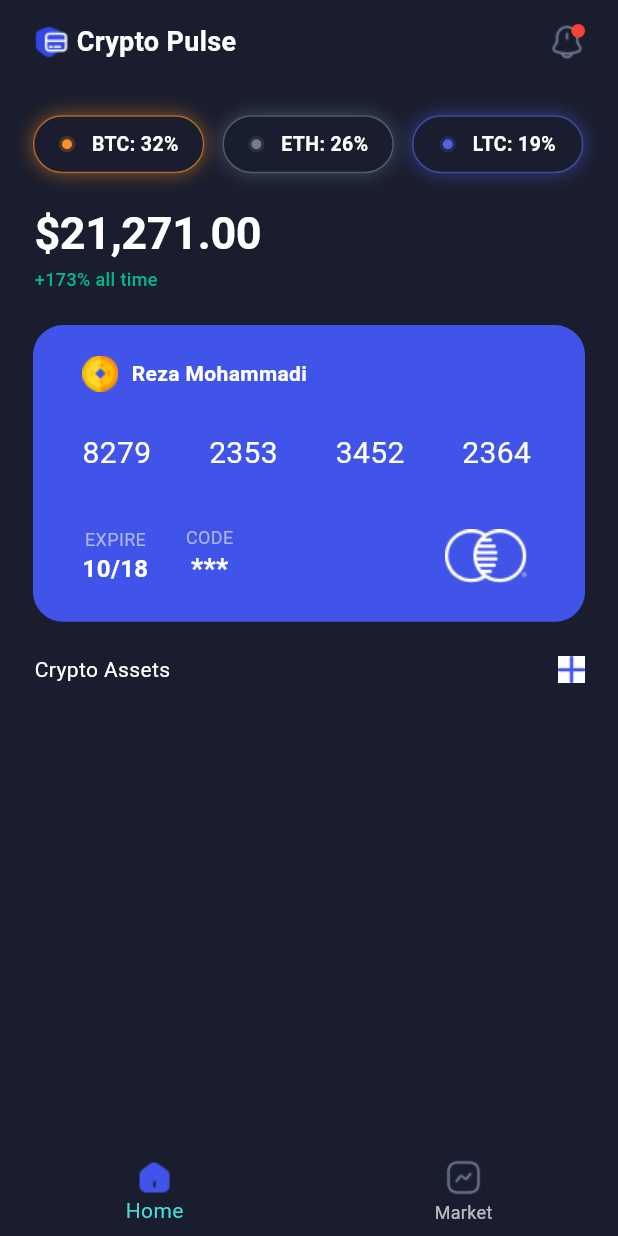
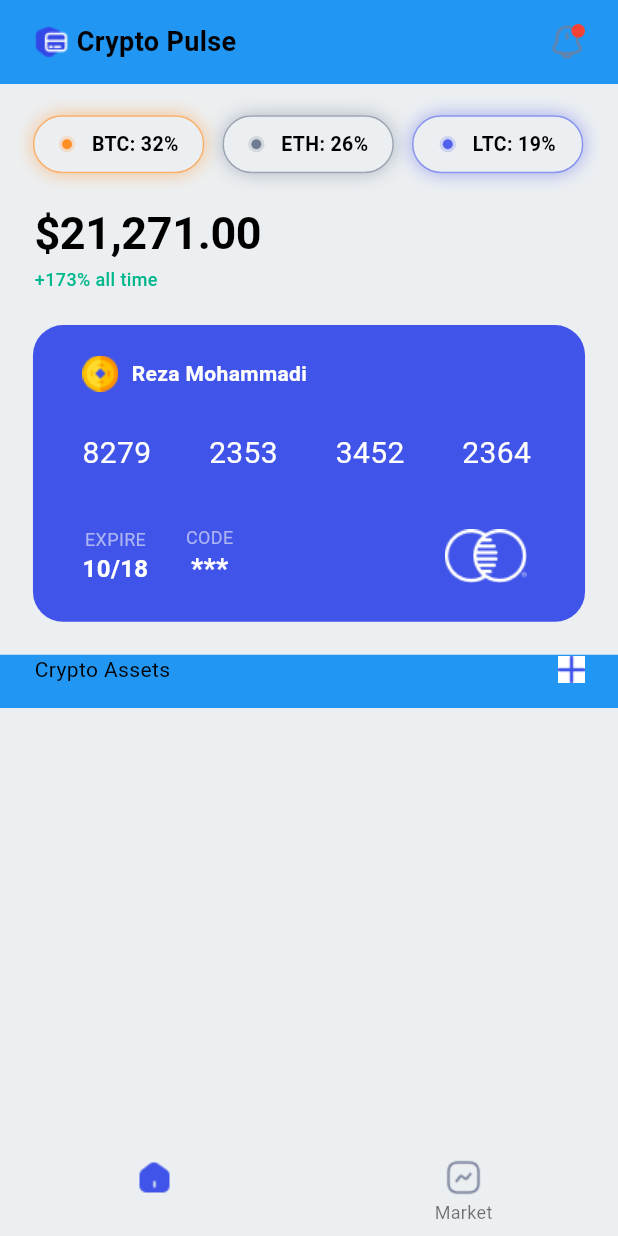
Before and after one commit to rezadev0/crypto_pulse, a Flutter app: the screen it shows after launch, on a phone screen of 412 x 824 dp. Run offline on Flutter 3.47's test engine with Material 3 defaults, Android fonts, the phone set to English and light mode, and no system bars; our stand-ins replace bloc, cached_network_image, dartz, dio, flutter_bloc, flutter_screenutil and 5 more; network calls fail.

Commit message:
implement theme switcher service

```diff
--- a/lib/main.dart
+++ b/lib/main.dart
@@ -3,10 +3,12 @@ import 'package:cypto_pulse/bloc/home/home_event.dart';
 import 'package:cypto_pulse/getIt/get_it.dart';
 import 'package:cypto_pulse/screens/main_screen.dart';
 import 'package:cypto_pulse/theme.dart';
+import 'package:cypto_pulse/theme_switcher.dart';
 import 'package:flutter/material.dart';
 import 'package:flutter/services.dart';
 import 'package:flutter_bloc/flutter_bloc.dart';
 import 'package:flutter_screenutil/flutter_screenutil.dart';
+import 'package:provider/provider.dart';
 
 void main(List<String> args) {
   WidgetsFlutterBinding.ensureInitialized();
@@ -25,7 +27,10 @@ void main(List<String> args) {
   );
   runApp(BlocProvider(
     create: (context) => CoinBloc(),
-    child: const MyApp(),
+    child: ChangeNotifierProvider(
+      create: (context) => ThemeService(),
+      child: const MyApp(),
+    ),
   ));
 }
 
@@ -49,16 +54,16 @@ class _MyAppState extends State<MyApp> {
       splitScreenMode: true,
       minTextAdapt: true,
       designSize: const Size(375, 812),
-      child: MaterialApp(
-        themeMode: ThemeMode.dark,
-        darkTheme: AppTheme.darkTheme,
-        theme: ThemeData(
-          useMaterial3: false,
-        ),
-        debugShowCheckedModeBanner: false,
-        title: 'Crypto Pulse',
-        home: const MainScreen(),
-      ),
+      child: Consumer<ThemeService>(builder: (context, themeService, child) {
+        return MaterialApp(
+          themeMode: themeService.isDarkMode ? ThemeMode.dark : ThemeMode.light,
+          darkTheme: AppTheme.darkTheme,
+          theme: AppTheme.lightTheme,
+          debugShowCheckedModeBanner: false,
+          title: 'Crypto Pulse',
+          home: const MainScreen(),
+        );
+      }),
     );
   }
 }
--- a/lib/screens/home_screen.dart
+++ b/lib/screens/home_screen.dart
@@ -1,5 +1,6 @@
 import 'package:cypto_pulse/bloc/home/home_bloc.dart';
 import 'package:cypto_pulse/bloc/home/home_state.dart';
+import 'package:cypto_pulse/theme_switcher.dart';
 import 'package:cypto_pulse/widgets/asset_badge_widget.dart';
 import 'package:cypto_pulse/widgets/coin_info_item_widget.dart';
 import 'package:cypto_pulse/widgets/credit_card_widget.dart';
@@ -9,6 +10,7 @@ import 'package:cypto_pulse/widgets/shimmer_card_widget.dart';
 import 'package:flutter/material.dart';
 import 'package:flutter_bloc/flutter_bloc.dart';
 import 'package:flutter_screenutil/flutter_screenutil.dart';
+import 'package:provider/provider.dart';
 
 class HomeScreen extends StatelessWidget {
   const HomeScreen({super.key});
@@ -32,7 +34,12 @@ class HomeScreen extends StatelessWidget {
                 style: TextStyle(fontWeight: FontWeight.bold, fontSize: 18),
               ),
               const Spacer(),
-              const NotificationBing()
+              GestureDetector(
+                  onTap: () {
+                    Provider.of<ThemeService>(context, listen: false)
+                        .switchTheme();
+                  },
+                  child: const NotificationBing())
             ],
           ),
         ),
@@ -61,10 +68,7 @@ class HomeScreen extends StatelessWidget {
                         width: double.infinity,
                       ),
                       Text('\$21,271.00',
-                          style: Theme.of(context)
-                              .textTheme
-                              .displayLarge
-                      ),
+                          style: Theme.of(context).textTheme.displayLarge),
                       const SizedBox(height: 5),
                       const Text(
                         '+173% all time',
--- /dev/null
+++ b/lib/theme_switcher.dart
@@ -0,0 +1,9 @@
+import 'package:flutter/material.dart';
+
+class ThemeService extends ChangeNotifier {
+  bool isDarkMode = false;
+  void switchTheme() {
+    isDarkMode = !isDarkMode;
+    notifyListeners();
+  }
+}
--- a/pubspec.yaml
+++ b/pubspec.yaml
@@ -42,6 +42,8 @@ dependencies:
   cached_network_image: ^3.2.2
   intl: ^0.18.1
   gradient_borders: ^1.0.0
+  provider: ^6.1.1
+
   # The following adds the Cupertino Icons font to your application.
   # Use with the CupertinoIcons class for iOS style icons.
   cupertino_icons: ^1.0.2
```
Also changed, not shown: pubspec.lock.
